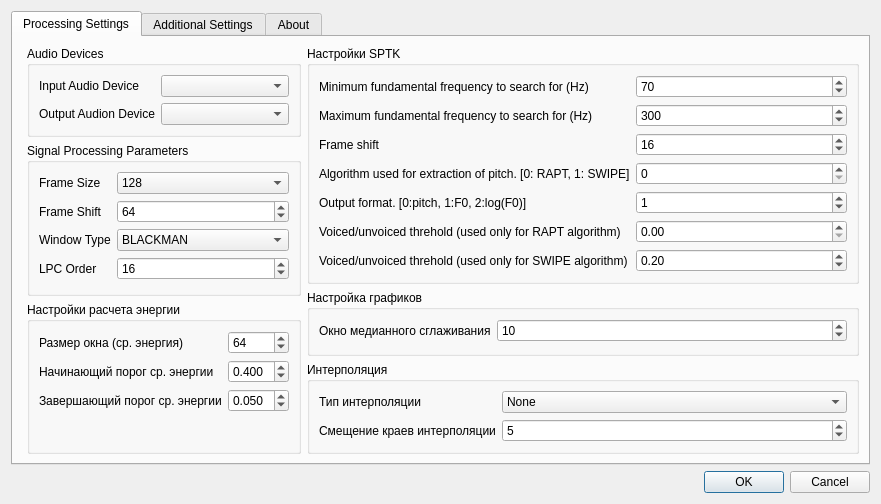
This is settingsdialog.ui in zhitko/inton-trainer as Qt 5 draws it before an edit. The edited form follows.
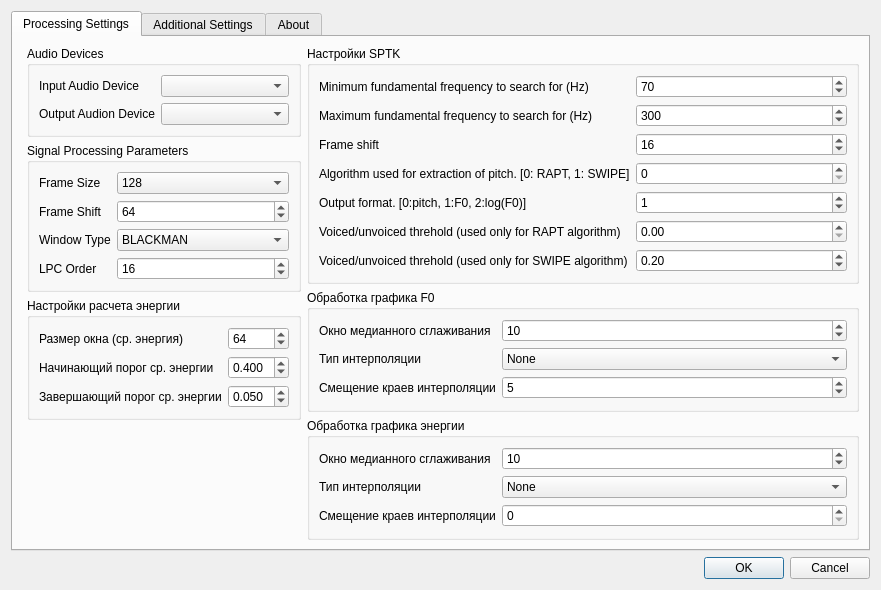
This is the edited form. Icons and pictures are not drawn.

Commit message: Feature #53 Раздельные настройки для f0 и энергии

What changed in the file:
```diff
--- a/settingsdialog.ui
+++ b/settingsdialog.ui
@@ -7,7 +7,7 @@
     <x>0</x>
     <y>0</y>
     <width>802</width>
-    <height>447</height>
+    <height>531</height>
    </rect>
   </property>
   <property name="windowTitle">
@@ -318,6 +318,19 @@
            </layout>
           </widget>
          </item>
+         <item>
+          <spacer name="verticalSpacer">
+           <property name="orientation">
+            <enum>Qt::Vertical</enum>
+           </property>
+           <property name="sizeHint" stdset="0">
+            <size>
+             <width>20</width>
+             <height>40</height>
+            </size>
+           </property>
+          </spacer>
+         </item>
         </layout>
        </item>
        <item>
@@ -446,7 +459,7 @@
          <item>
           <widget class="QGroupBox" name="groupBox_5">
            <property name="title">
-            <string>Настройка графиков</string>
+            <string>Обработка графика F0</string>
            </property>
            <layout class="QFormLayout" name="formLayout_6">
             <item row="0" column="0">
@@ -457,30 +470,73 @@
              </widget>
             </item>
             <item row="0" column="1">
-             <widget class="QSpinBox" name="plotMidFrameSpin">
+             <widget class="QSpinBox" name="plotMidFrameF0Spin">
+              <property name="minimum">
+               <number>1</number>
+              </property>
               <property name="value">
                <number>10</number>
               </property>
              </widget>
             </item>
-           </layout>
-          </widget>
-         </item>
-         <item>
-          <widget class="QGroupBox" name="groupBox_6">
-           <property name="title">
-            <string>Интерполяция</string>
-           </property>
-           <layout class="QFormLayout" name="formLayout_7">
             <item row="1" column="0">
+             <widget class="QLabel" name="label_21">
+              <property name="text">
+               <string>Тип интерполяции</string>
+              </property>
+             </widget>
+            </item>
+            <item row="1" column="1">
+             <widget class="QComboBox" name="plotInterpolationTypeF0Box">
+              <property name="currentIndex">
+               <number>0</number>
+              </property>
+              <item>
+               <property name="text">
+                <string>None</string>
+               </property>
+              </item>
+              <item>
+               <property name="text">
+                <string>Linear interpolation</string>
+               </property>
+              </item>
+              <item>
+               <property name="text">
+                <string>Cubic spline (тatural boundary conditions)</string>
+               </property>
+              </item>
+              <item>
+               <property name="text">
+                <string>Cubic spline (periodic boundary conditions)</string>
+               </property>
+              </item>
+              <item>
+               <property name="text">
+                <string>Non-rounded Akima spline (natural boundary conditions)</string>
+               </property>
+              </item>
+              <item>
+               <property name="text">
+                <string>Non-rounded Akima spline (periodic boundary conditions)</string>
+               </property>
+              </item>
+              <item>
+               <property name="text">
+                <string>Steffen’s method</string>
+               </property>
+              </item>
+             </widget>
+            </item>
+            <item row="2" column="0">
              <widget class="QLabel" name="label_20">
               <property name="text">
                <string>Смещение краев интерполяции</string>
               </property>
              </widget>
             </item>
-            <item row="1" column="1">
-             <widget class="QSpinBox" name="plotInterpolationEdgesSpin">
+            <item row="2" column="1">
+             <widget class="QSpinBox" name="plotInterpolationEdgesF0Spin">
               <property name="minimum">
                <number>-99</number>
               </property>
@@ -489,18 +545,51 @@
               </property>
              </widget>
             </item>
-            <item row="0" column="0">
-             <widget class="QLabel" name="label_21">
+           </layout>
+          </widget>
+         </item>
+         <item>
+          <widget class="QGroupBox" name="groupBox_6">
+           <property name="title">
+            <string>Обработка графика энергии</string>
+           </property>
+           <layout class="QFormLayout" name="formLayout_7">
+            <item row="1" column="0">
+             <widget class="QLabel" name="label_22">
+              <property name="text">
+               <string>Окно медианного сглаживания</string>
+              </property>
+             </widget>
+            </item>
+            <item row="1" column="1">
+             <widget class="QSpinBox" name="plotMidFrameEnergySpin">
+              <property name="minimum">
+               <number>1</number>
+              </property>
+              <property name="value">
+               <number>10</number>
+              </property>
+             </widget>
+            </item>
+            <item row="2" column="0">
+             <widget class="QLabel" name="label_23">
               <property name="text">
                <string>Тип интерполяции</string>
               </property>
              </widget>
             </item>
-            <item row="0" column="1">
-             <widget class="QComboBox" name="plotInterpolationTypeBox">
-              <property name="currentIndex">
-               <number>0</number>
+            <item row="3" column="0">
+             <widget class="QLabel" name="label_24">
+              <property name="text">
+               <string>Смещение краев интерполяции</string>
               </property>
+             </widget>
+            </item>
+            <item row="3" column="1">
+             <widget class="QSpinBox" name="plotInterpolationEdgesEnergySpin"/>
+            </item>
+            <item row="2" column="1">
+             <widget class="QComboBox" name="plotInterpolationTypeEnergyBox">
               <item>
                <property name="text">
                 <string>None</string>
```
The commit also changes 4 other files.
